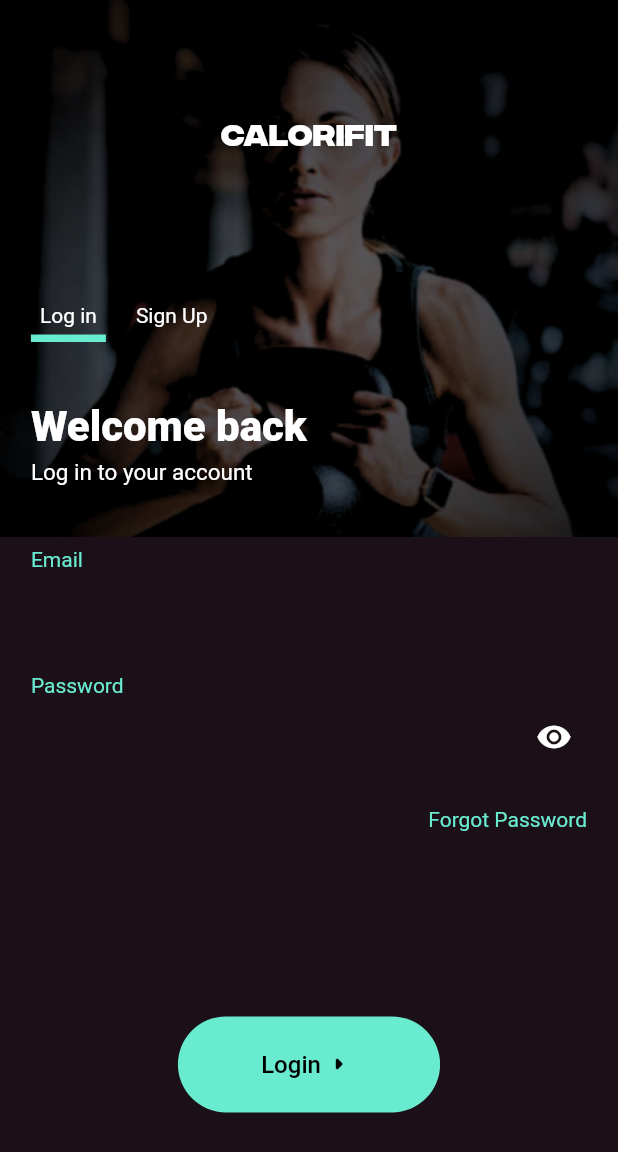
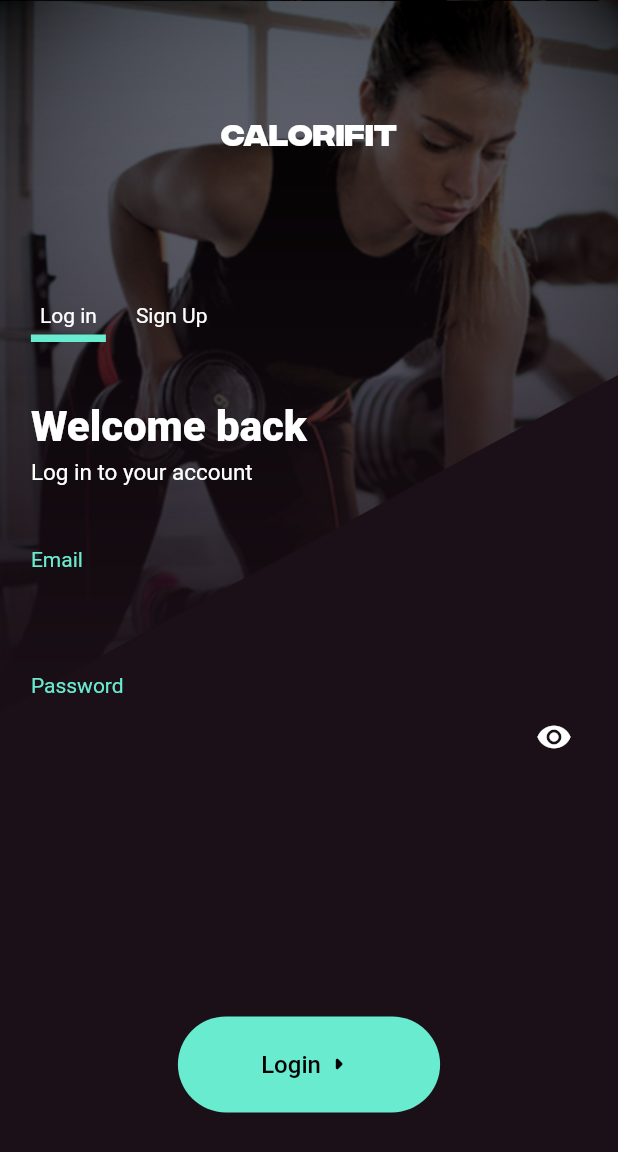
Before and after one commit to deadinside1880/CaloriFit, a Flutter app: the OnboardingScreen screen opened directly, after a tap on "Next", after a tap on "Log in", on a phone screen of 412 x 824 dp. Shown: the top 1152 px of the screen. Run offline on Flutter 3.47's test engine with Material 2 defaults, Android fonts, the light colour scheme and no system bars; our stand-ins replace cloud_firestore, firebase_auth, firebase_core, firebase_storage, fl_chart, image_picker and 3 more; missing offline and left inert: dart:ffi, horizontal_picker, isoweek, tflite_flutter, tflite_flutter_helper; accounts and stored records are empty; network calls fail; project files that could hold a hidden picture were left out.

Commit message:
Fixed assets and removed forgot password container

```diff
--- a/lib/screens/loginscreen.dart
+++ b/lib/screens/loginscreen.dart
@@ -64,10 +64,10 @@ class _LoginScreenState extends State<LoginScreen> {
     String res = await amo.signInUser(
         email: _emailController.text, password: _passwordController.text);
     if (res == 'success' && context.mounted) {
-      Navigator.of(context).pushAndRemoveUntil(MaterialPageRoute(
-        builder: (context) => const Home()),
-        (Route<dynamic> route) => false);
-    }else{
+      Navigator.of(context).pushAndRemoveUntil(
+          MaterialPageRoute(builder: (context) => const Home()),
+          (Route<dynamic> route) => false);
+    } else {
       setState(() {
         passwordError = res;
         isPasswordWrong = true;
@@ -83,7 +83,26 @@ class _LoginScreenState extends State<LoginScreen> {
           ? const Loader()
           : Stack(
               children: [
-                const Image(image: AssetImage("assets/Background2.png")),
+                // const Image(image: AssetImage("assets/bg2.png")),
+                ShaderMask(
+                  shaderCallback: (rect) {
+                    return const LinearGradient(
+                      begin: Alignment.bottomLeft,
+                      end: Alignment.topLeft,
+                      colors: [
+                        Colors.transparent,
+                        Color.fromRGBO(28, 16, 24, 1)
+                      ],
+                    ).createShader(
+                        Rect.fromLTRB(0, 0, rect.width, rect.height));
+                  },
+                  blendMode: BlendMode.dstIn,
+                  child: Image.asset(
+                    'assets/bg3.png',
+                    // height: 400,
+                    fit: BoxFit.fitWidth,
+                  ),
+                ),
                 Container(
                   padding: EdgeInsets.symmetric(
                       horizontal: MediaQuery.of(context).size.width / 20),
@@ -213,23 +232,24 @@ class _LoginScreenState extends State<LoginScreen> {
                           )
                         ],
                       ),
-                      const SizedBox(height: 10,),
-                      Visibility(
-                        visible: isPasswordWrong,
-                        child: Text(passwordError)),
                       const SizedBox(
                         height: 10,
                       ),
-                      Container(
-                          width: double.infinity,
-                          alignment: Alignment.centerRight,
-                          child: GestureDetector(
-                            onTap: () {},
-                            child: const Text(
-                              "Forgot Password",
-                              style: TextStyle(color: maingreen),
-                            ),
-                          )),
+                      Visibility(
+                          visible: isPasswordWrong, child: Text(passwordError)),
+                      const SizedBox(
+                        height: 10,
+                      ),
+                      // Container(
+                      //     width: double.infinity,
+                      //     alignment: Alignment.centerRight,
+                      //     child: GestureDetector(
+                      //       onTap: () {},
+                      //       child: const Text(
+                      //         "Forgot Password",
+                      //         style: TextStyle(color: maingreen),
+                      //       ),
+                      //     )),
                       Flexible(flex: 1, child: Container()),
                       Container(
                         padding: EdgeInsets.symmetric(
--- a/lib/screens/onboarding.dart
+++ b/lib/screens/onboarding.dart
@@ -17,7 +17,8 @@ class OnboardingScreen extends StatefulWidget {
 class _OnboardingScreenState extends State<OnboardingScreen> {
   bool isEmailEmpty = true;
   bool isEmailValid = true;
-  AssetImage image = const AssetImage('assets/Background.png');
+  AssetImage image = const AssetImage('assets/bg1.png');
+  String imgp = 'assets/bg1.png';
   bool state = false;
   String txt = 'ACTION IS THE KEY TO ALL SUCCESS';
   @override
@@ -27,9 +28,25 @@ class _OnboardingScreenState extends State<OnboardingScreen> {
         child: Stack(
           children: [
             AnimatedSwitcher(
-                duration: const Duration(seconds: 5),
-                child: Image(
-                    image: image, width: MediaQuery.of(context).size.width)),
+              duration: const Duration(seconds: 5),
+              child: ShaderMask(
+                shaderCallback: (rect) {
+                  return const LinearGradient(
+                    begin: Alignment.bottomLeft,
+                    end: Alignment.topLeft,
+                    colors: [Colors.transparent, Color.fromRGBO(28, 16, 24, 1)],
+                  ).createShader(Rect.fromLTRB(0, 0, rect.width, rect.height));
+                },
+                blendMode: BlendMode.dstIn,
+                child: Image.asset(
+                  imgp,
+                  // height: 400,
+                  fit: BoxFit.fitWidth,
+                ),
+              ),
+            ),
+            // Image(
+            //     image: image, width: MediaQuery.of(context).size.width)),
             Container(
               padding: EdgeInsets.symmetric(
                   horizontal: MediaQuery.of(context).size.width / 10),
@@ -41,8 +58,7 @@ class _OnboardingScreenState extends State<OnboardingScreen> {
                   const SizedBox(height: 75),
                   const CaloriFitSmallTitle(color: Colors.white),
                   Flexible(flex: 1, child: Container()),
-                  Text(txt,
-                      style: onboardingText, textAlign: TextAlign.center),
+                  Text(txt, style: onboardingText, textAlign: TextAlign.center),
                   const SizedBox(height: 25),
                   Row(
                     mainAxisAlignment: MainAxisAlignment.center,
@@ -78,7 +94,8 @@ class _OnboardingScreenState extends State<OnboardingScreen> {
                         } else {
                           setState(() {
                             state = true;
-                            image = const AssetImage('assets/Background2.png');
+                            image = const AssetImage('assets/bg2.png');
+                            imgp = 'assets/bg2.png';
                             txt = 'Progress starts with taking action.';
                             return;
                           });
--- a/lib/screens/signupscreen.dart
+++ b/lib/screens/signupscreen.dart
@@ -135,7 +135,22 @@ class _SignUpScreenState extends State<SignUpScreen> {
       resizeToAvoidBottomInset: false,
       body: Stack(
         children: [
-          const Image(image: AssetImage("assets/Background3.png")),
+          // const Image(image: AssetImage("assets/bg3.png")),
+          ShaderMask(
+            shaderCallback: (rect) {
+              return const LinearGradient(
+                begin: Alignment.bottomLeft,
+                end: Alignment.topLeft,
+                colors:[ Colors.transparent, Color.fromRGBO(28, 16, 24, 1)],
+              ).createShader(Rect.fromLTRB(0, 0, rect.width, rect.height));
+            },
+            blendMode: BlendMode.dstIn,
+            child: Image.asset(
+              'assets/bg2.png',
+              // height: 400,
+              fit: BoxFit.fitWidth,
+            ),
+          ),
           Container(
             padding: EdgeInsets.symmetric(
                 horizontal: MediaQuery.of(context).size.width / 20),
```
Also changed, not shown: assets/Transparent app CZ3002 logo.png (added), assets/bg1.png (added), assets/bg2.png (added), assets/bg3.png (added).
